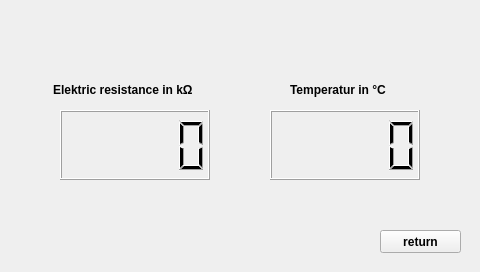
3semesterprojekt/DevKitsoftware, file showdata.ui: the form before one commit.
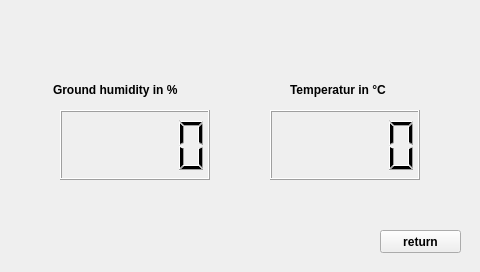
The form after the commit.

What changed in the file:
```diff
--- a/showdata.ui
+++ b/showdata.ui
@@ -77,7 +77,7 @@
     </font>
    </property>
    <property name="text">
-    <string>Elektric resistance in kΩ</string>
+    <string>Ground humidity in %</string>
    </property>
   </widget>
   <widget class="QLabel" name="label_2">
```
